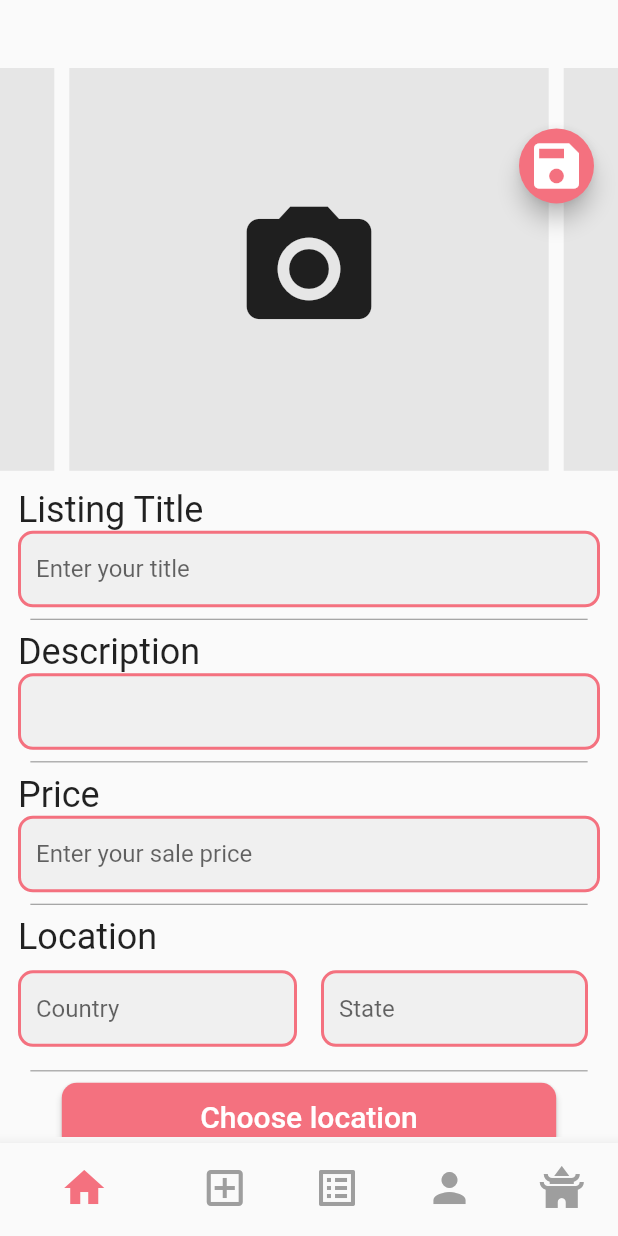
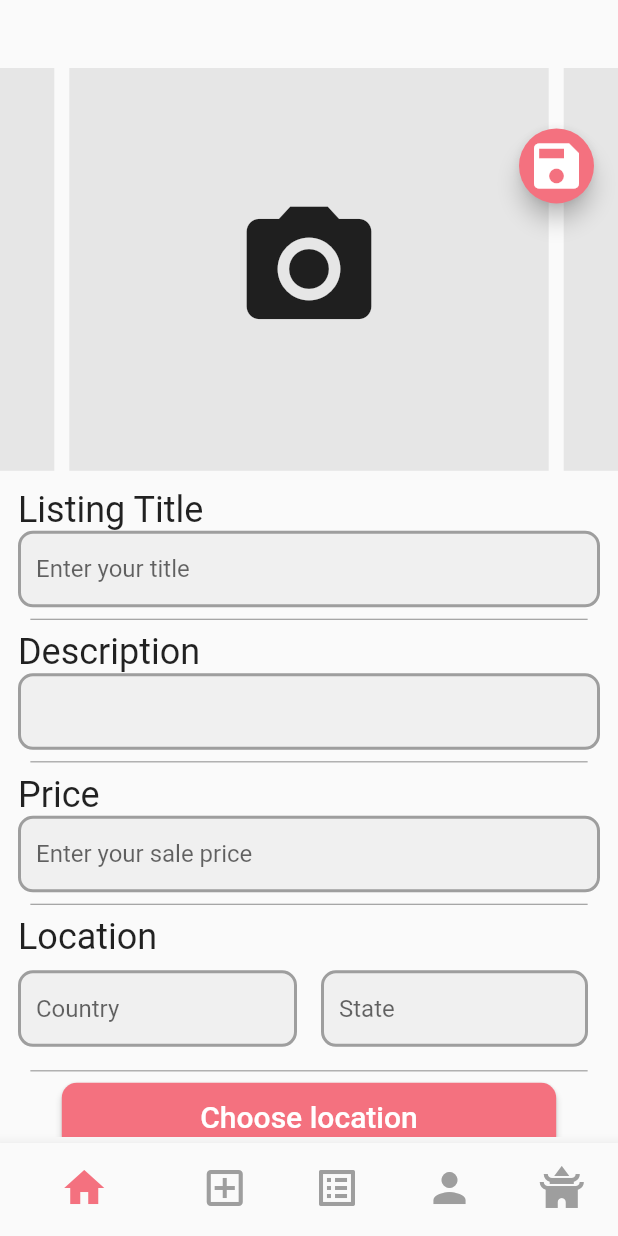
Before and after one commit to MertSaygili/hackathon_12_2022, a Flutter app: the screen it shows once a user with an empty profile is signed in, swiped to page 2, on a phone screen of 412 x 824 dp. Run offline on Flutter 3.47's test engine with Material 2 defaults, Android fonts, the phone set to English and light mode, and no system bars; drawn by our look-alikes of carousel_slider; our stand-ins replace cloud_firestore, firebase_auth, firebase_core, firebase_storage, flutter_svg, get and 6 more; accounts and stored records are empty.

Commit message:
small ui fixes

```diff
--- a/hackathon_app/lib/core/components/divider/custom_line_divider.dart
+++ b/hackathon_app/lib/core/components/divider/custom_line_divider.dart
@@ -4,7 +4,7 @@ import 'package:hackathon_app/core/constants/app/colors.dart';
 class CustomLineDivider extends StatelessWidget {
   final Color? textColor;
   final Color? lineColor;
-  final double _dividerThickness = 1;
+  final double _dividerThickness = 0.5;
 
   const CustomLineDivider({super.key, this.textColor, this.lineColor});
 
--- a/hackathon_app/lib/core/components/textfield/custom_textfield.dart
+++ b/hackathon_app/lib/core/components/textfield/custom_textfield.dart
@@ -62,7 +62,7 @@ class _CustomTextFieldState extends State<CustomTextField> {
     if (widget.isRoundedBorder) {
       _border = InputBorders().textFieldOutlineBorder.copyWith(
             borderSide: BorderSide(
-              color: widget.borderColor ?? colorPrimary,
+              color: widget.borderColor ?? colorGrey,
               width: 2,
             ),
           );
--- a/hackathon_app/lib/view/home/home_page.dart
+++ b/hackathon_app/lib/view/home/home_page.dart
@@ -57,20 +57,10 @@ class _Body extends StatelessWidget {
       padding: const EdgeInsets.all(8.0),
       child: Scaffold(
         appBar: CustomAppBar(
-          leading: Image.asset(logoUrlSmall),
-          actions: SizedBox(
-            width: MediaQuery.of(context).size.width / 2,
-            child: CustomTextField(
-              fun: () {},
-              inputType: TextInputType.text,
-              inputAction: TextInputAction.done,
-              isRoundedBorder: true,
-              obscureText: false,
-              suffix: const Icon(
-                Icons.search,
-                size: 32,
-                color: colorPrimary,
-              ),
+          title: Center(
+            child: Image.asset(
+              logoUrl,
+              height: 65,
             ),
           ),
           backButton: false,
@@ -80,6 +70,32 @@ class _Body extends StatelessWidget {
           child: Column(
             children: [
               _categories(context),
+              Padding(
+                padding: const EdgeInsets.all(8.0),
+                child: Column(
+                  crossAxisAlignment: CrossAxisAlignment.start,
+                  children: [
+                    const CustomLineDivider(
+                      lineColor: colorPrimary,
+                    ),
+                    Text(
+                      "Listings",
+                      style: Theme.of(context).textTheme.headline6!.copyWith(
+                          height: 1,
+                          color: colorBlack,
+                          fontSize: 25,
+                          fontWeight: FontWeight.w800,
+                          fontFamily: 'BalooBhaina',
+                          shadows: <Shadow>[
+                            const Shadow(
+                              blurRadius: 4.0,
+                              color: Color.fromARGB(150, 0, 0, 0),
+                            )
+                          ]),
+                    ),
+                  ],
+                ),
+              ),
               const ListingsGridView(),
             ],
           ),
--- a/hackathon_app/lib/view/home/listings-pages/mylistings.dart
+++ b/hackathon_app/lib/view/home/listings-pages/mylistings.dart
@@ -125,6 +125,8 @@ class _MylistingsState extends State<Mylistings> {
         mainAxisAlignment: MainAxisAlignment.spaceBetween,
         children: [
           Column(
+            mainAxisAlignment: MainAxisAlignment.start,
+            crossAxisAlignment: CrossAxisAlignment.start,
             children: [
               _cardItemsPadding(_listingTitle(index, context), 16),
               _cardItemsPadding(_listingDescText(index, context), 4),
@@ -140,7 +142,7 @@ class _MylistingsState extends State<Mylistings> {
                     _richText(
                       context,
                       const Icon(Icons.remove_red_eye, color: colorWhite),
-                      " 1251",
+                      " 0",
                     ),
                     _richText(
                       context,
```
Also changed, not shown: hackathon_app/lib/core/components/gridview/listings_gridview.dart (+5 -2 lines), hackathon_app/lib/view/home/edit_profile.dart (+10 -14 lines), hackathon_app/lib/view/home/listings_page.dart (+12 -7 lines), hackathon_app/lib/view/home/profile.dart (+11 -21 lines).
